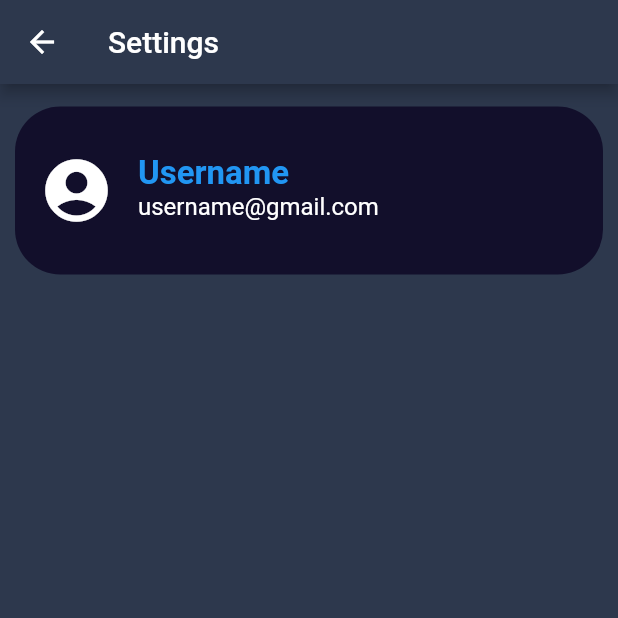
After one commit to kisahtegar/chat_app, a Flutter app: the SettingPage screen opened directly, on a phone screen of 412 x 824 dp, the top half of it. The commit adds this screen. Run offline on Flutter 3.47's test engine with Material 2 defaults, Android fonts, the phone set to English and light mode, and no system bars; our stand-ins replace firebase_core; accounts and stored records are empty; network calls fail.

Commit message:
adding setting page UI

```diff
--- a/lib/const.dart
+++ b/lib/const.dart
@@ -20,4 +20,5 @@ Widget sizeHor(double width) {
 class PageConst {
   static const String signInPage = 'signInPage';
   static const String signUpPage = 'signUpPage';
+  static const String settingPage = 'settingPage';
 }
--- a/lib/features/presentation/pages/home/home_page.dart
+++ b/lib/features/presentation/pages/home/home_page.dart
@@ -263,7 +263,10 @@ class _HomePageState extends State<HomePage> {
                 sizeHor(15),
                 const Divider(thickness: 1, color: Colors.grey),
                 ListTile(
-                  onTap: () {},
+                  onTap: () {
+                    Navigator.pop(context);
+                    Navigator.pushNamed(context, PageConst.settingPage);
+                  },
                   contentPadding: const EdgeInsets.symmetric(horizontal: 20),
                   leading: const Icon(
                     Icons.settings,
--- /dev/null
+++ b/lib/features/presentation/pages/setting/setting_page.dart
@@ -0,0 +1,60 @@
+import 'package:chat_app/const.dart';
+import 'package:flutter/material.dart';
+
+class SettingPage extends StatefulWidget {
+  const SettingPage({super.key});
+
+  @override
+  State<SettingPage> createState() => _SettingPageState();
+}
+
+class _SettingPageState extends State<SettingPage> {
+  @override
+  Widget build(BuildContext context) {
+    return Scaffold(
+      backgroundColor: ColorConst().backGroundColor,
+      appBar: AppBar(
+        backgroundColor: ColorConst().backGroundColor,
+        title: const Text('Settings'),
+      ),
+      body: Padding(
+        padding: const EdgeInsets.symmetric(vertical: 15.0, horizontal: 10.0),
+        child: Column(
+          crossAxisAlignment: CrossAxisAlignment.start,
+          children: [
+            // Profile Card
+            Container(
+              padding: const EdgeInsets.symmetric(vertical: 20),
+              decoration: BoxDecoration(
+                color: Color.fromARGB(255, 18, 15, 43),
+                borderRadius: BorderRadius.circular(30),
+              ),
+              child: const ListTile(
+                leading: Icon(
+                  Icons.account_circle,
+                  color: Colors.white,
+                  size: 50,
+                ),
+                title: Text(
+                  "Username",
+                  style: TextStyle(
+                    color: Colors.blue,
+                    fontWeight: FontWeight.bold,
+                    fontSize: 22,
+                  ),
+                ),
+                subtitle: Text(
+                  "username@gmail.com",
+                  style: TextStyle(
+                    fontSize: 16,
+                    color: Colors.white,
+                  ),
+                ),
+              ),
+            )
+          ],
+        ),
+      ),
+    );
+  }
+}
--- a/lib/on_generate_route.dart
+++ b/lib/on_generate_route.dart
@@ -1,3 +1,4 @@
+import 'package:chat_app/features/presentation/pages/setting/setting_page.dart';
 import 'package:flutter/material.dart';
 import 'const.dart';
 import 'features/presentation/pages/credential/sign_in_page.dart';
@@ -15,6 +16,10 @@ class OnGenerateRoute {
       case PageConst.signUpPage:
         {
           return routeBuilder(const SignUpPage());
+        }
+      case PageConst.settingPage:
+        {
+          return routeBuilder(const SettingPage());
         }
       default:
         {
```
